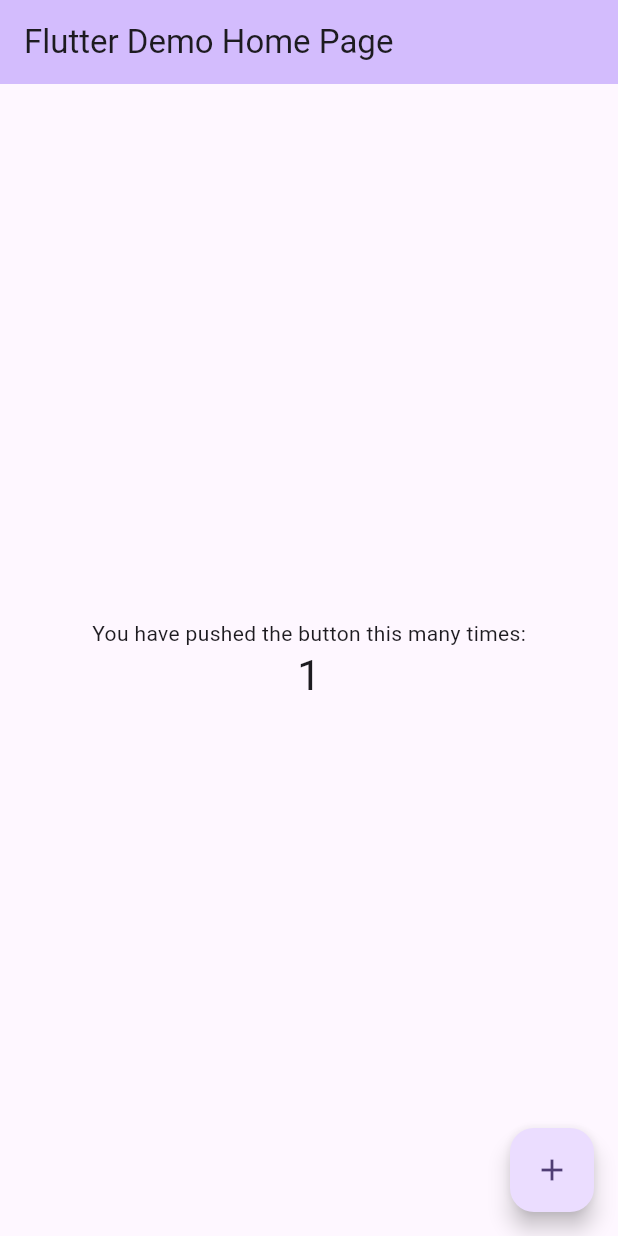
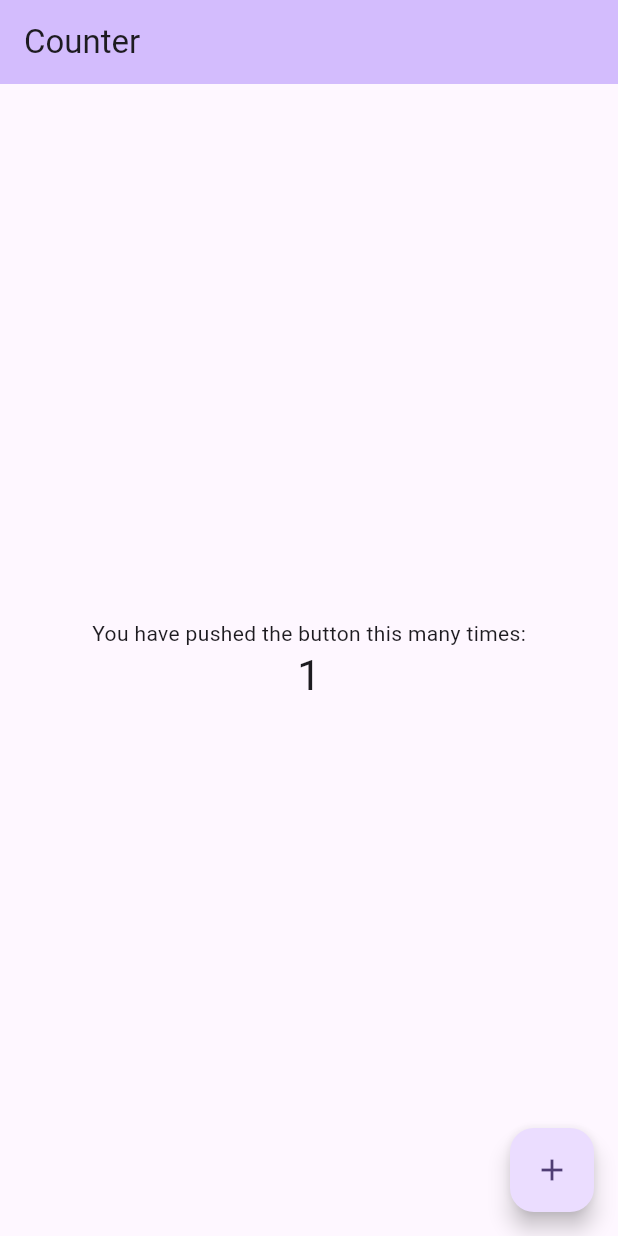
Before and after one commit to fvieir/imc_mobx-flutter, a Flutter app: the screen it shows after launch, after a tap on the "add" icon, on a phone screen of 412 x 824 dp. Run offline on Flutter 3.47's test engine with Material 2 defaults, Android fonts, the phone set to English and light mode, and no system bars; our stand-ins replace flutter_mobx, mobx.

Commit message:
Exemplificar modelo simples com mobx e ui

```diff
--- a/lib/imc/imc_controller.dart
+++ b/lib/imc/imc_controller.dart
@@ -1,4 +1,18 @@
+import 'package:mobx/mobx.dart';
 
 class ImcController {
 
+  final _counter = Observable(0);
+  late Action increment;
+
+  ImcController () {
+    increment = Action(_incremet);
+  }
+
+  int get counter => _counter.value;
+
+  void _incremet () {
+    _counter.value ++;
+  }
+
 }
--- a/lib/imc/imc_page.dart
+++ b/lib/imc/imc_page.dart
@@ -0,0 +1,45 @@
+import 'package:flutter/material.dart';
+import 'package:flutter_mobx/flutter_mobx.dart';
+import 'package:mobx_imc/imc/imc_controller.dart';
+
+class ImcPage extends StatefulWidget {
+  const ImcPage({ super.key });
+
+  @override
+  State<ImcPage> createState() => _ImcPageState();
+}
+
+class _ImcPageState extends State<ImcPage> {
+  final _counter = ImcController();
+
+  @override
+  Widget build(BuildContext context) {
+    return Scaffold(
+      appBar: AppBar(
+        backgroundColor: Theme.of(context).colorScheme.inversePrimary,
+        title: const Text('Counter')
+      ),
+      body: Center(
+        child: Column(
+          mainAxisAlignment: MainAxisAlignment.center,
+          children: <Widget>[
+            const Text(
+              'You have pushed the button this many times:',
+            ),
+            Observer(
+              builder: (_) => Text(
+                '${_counter.counter}',
+                style: Theme.of(context).textTheme.headlineMedium,
+              ),
+            ),
+          ],
+        ),
+      ),
+      floatingActionButton: FloatingActionButton(
+        onPressed: () => _counter.increment(),
+        tooltip: 'Increment',
+        child: const Icon(Icons.add),
+      ),
+    );
+  }
+}
--- a/lib/main.dart
+++ b/lib/main.dart
@@ -1,4 +1,5 @@
 import 'package:flutter/material.dart';
+import 'package:mobx_imc/imc/imc_page.dart';
 
 void main() {
   runApp(const MyApp());
@@ -13,113 +14,10 @@ class MyApp extends StatelessWidget {
     return MaterialApp(
       title: 'Flutter Demo',
       theme: ThemeData(
-        // This is the theme of your application.
-        //
-        // TRY THIS: Try running your application with "flutter run". You'll see
-        // the application has a blue toolbar. Then, without quitting the app,
-        // try changing the seedColor in the colorScheme below to Colors.green
-        // and then invoke "hot reload" (save your changes or press the "hot
-        // reload" button in a Flutter-supported IDE, or press "r" if you used
-        // the command line to start the app).
-        //
-        // Notice that the counter didn't reset back to zero; the application
-        // state is not lost during the reload. To reset the state, use hot
-        // restart instead.
-        //
-        // This works for code too, not just values: Most code changes can be
-        // tested with just a hot reload.
         colorScheme: ColorScheme.fromSeed(seedColor: Colors.deepPurple),
         useMaterial3: true,
       ),
-      home: const MyHomePage(title: 'Flutter Demo Home Page'),
+      home: const ImcPage(),
     );
   }
 }
-
-class MyHomePage extends StatefulWidget {
-  const MyHomePage({super.key, required this.title});
-
-  // This widget is the home page of your application. It is stateful, meaning
-  // that it has a State object (defined below) that contains fields that affect
-  // how it looks.
-
-  // This class is the configuration for the state. It holds the values (in this
-  // case the title) provided by the parent (in this case the App widget) and
-  // used by the build method of the State. Fields in a Widget subclass are
-  // always marked "final".
-
-  final String title;
-
-  @override
-  State<MyHomePage> createState() => _MyHomePageState();
-}
-
-class _MyHomePageState extends State<MyHomePage> {
-  int _counter = 0;
-
-  void _incrementCounter() {
-    setState(() {
-      // This call to setState tells the Flutter framework that something has
-      // changed in this State, which causes it to rerun the build method below
-      // so that the display can reflect the updated values. If we changed
-      // _counter without calling setState(), then the build method would not be
-      // called again, and so nothing would appear to happen.
-      _counter++;
-    });
-  }
-
-  @override
-  Widget build(BuildContext context) {
-    // This method is rerun every time setState is called, for instance as done
-    // by the _incrementCounter method above.
-    //
-    // The Flutter framework has been optimized to make rerunning build methods
-    // fast, so that you can just rebuild anything that needs updating rather
-    // than having to individually change instances of widgets.
-    return Scaffold(
-      appBar: AppBar(
-        // TRY THIS: Try changing the color here to a specific color (to
-        // Colors.amber, perhaps?) and trigger a hot reload to see the AppBar
-        // change color while the other colors stay the same.
-        backgroundColor: Theme.of(context).colorScheme.inversePrimary,
-        // Here we take the value from the MyHomePage object that was created by
-        // the App.build method, and use it to set our appbar title.
-        title: Text(widget.title),
-      ),
-      body: Center(
-        // Center is a layout widget. It takes a single child and positions it
-        // in the middle of the parent.
-        child: Column(
-          // Column is also a layout widget. It takes a list of children and
-          // arranges them vertically. By default, it sizes itself to fit its
-          // children horizontally, and tries to be as tall as its parent.
-          //
-          // Column has various properties to control how it sizes itself and
-          // how it positions its children. Here we use mainAxisAlignment to
-          // center the children vertically; the main axis here is the vertical
-          // axis because Columns are vertical (the cross axis would be
-          // horizontal).
-          //
-          // TRY THIS: Invoke "debug painting" (choose the "Toggle Debug Paint"
-          // action in the IDE, or press "p" in the console), to see the
-          // wireframe for each widget.
-          mainAxisAlignment: MainAxisAlignment.center,
-          children: <Widget>[
-            const Text(
-              'You have pushed the button this many times:',
-            ),
-            Text(
-              '$_counter',
-              style: Theme.of(context).textTheme.headlineMedium,
-            ),
-          ],
-        ),
-      ),
-      floatingActionButton: FloatingActionButton(
-        onPressed: _incrementCounter,
-        tooltip: 'Increment',
-        child: const Icon(Icons.add),
-      ), // This trailing comma makes auto-formatting nicer for build methods.
-    );
-  }
-}
```
Also changed, not shown: pubspec.lock, 1 other file.
